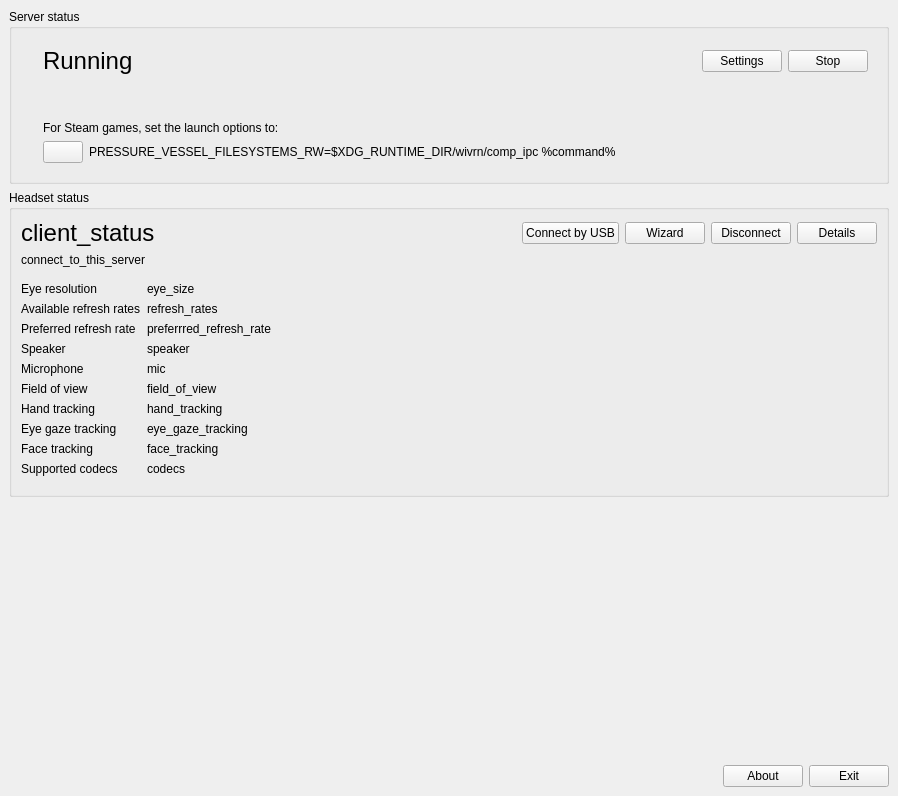
The window that dashboard/main_window.ui (WiVRn/WiVRn) describes before a commit, drawn with Qt 5.
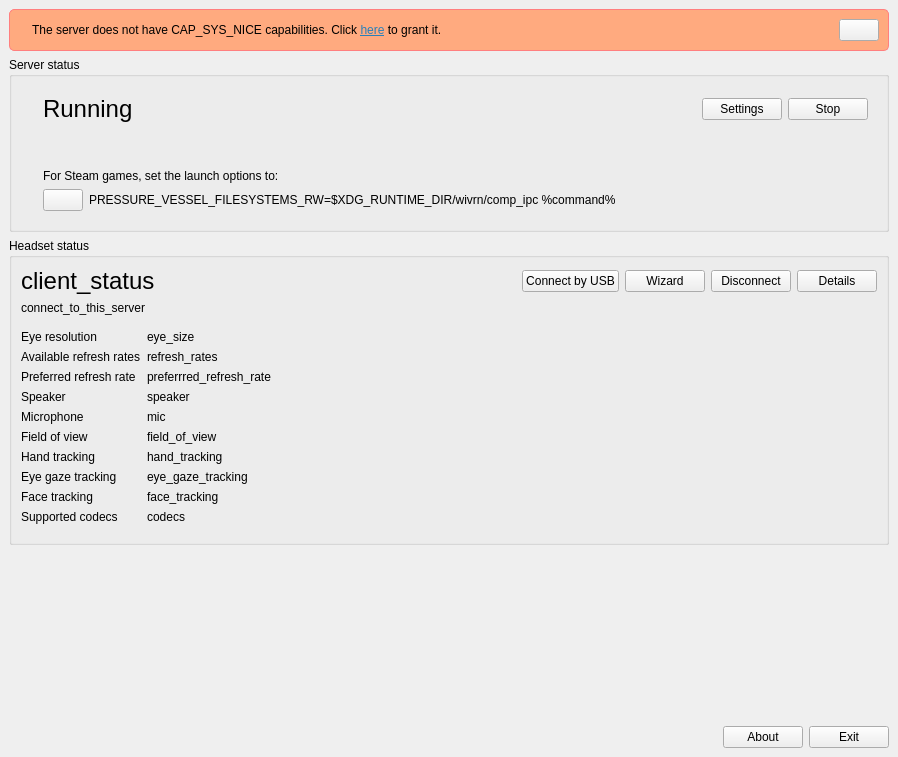
The same window after the commit. Icons and pictures are not drawn.

Commit message: Check if the server has CAP_SYS_NICE, allow user to grant it

The edit to the form file:
```diff
--- a/dashboard/main_window.ui
+++ b/dashboard/main_window.ui
@@ -7,7 +7,7 @@
     <x>0</x>
     <y>0</y>
     <width>898</width>
-    <height>796</height>
+    <height>757</height>
    </rect>
   </property>
   <property name="windowTitle">
@@ -18,7 +18,45 @@
     <normaloff>:/images/wivrn.svg</normaloff>:/images/wivrn.svg</iconset>
   </property>
   <widget class="QWidget" name="centralwidget">
-   <layout class="QVBoxLayout" name="verticalLayout_2" stretch="0,0,1,0">
+   <layout class="QVBoxLayout" name="verticalLayout_2" stretch="0,0,0,1,0">
+    <item>
+     <widget class="QFrame" name="banner_capsysnice">
+      <property name="styleSheet">
+       <string notr="true">#banner_capsysnice
+{
+background-color: rgb(255, 170, 127);
+border: 1px solid rgb(255, 127, 127);
+border-radius: 5px;
+}</string>
+      </property>
+      <property name="frameShape">
+       <enum>QFrame::Shape::Box</enum>
+      </property>
+      <layout class="QHBoxLayout" name="horizontalLayout_9" stretch="0,1,0">
+       <item>
+        <widget class="QLabel" name="banner_capsysnice_icon">
+         <property name="text">
+          <string/>
+         </property>
+        </widget>
+       </item>
+       <item>
+        <widget class="QLabel" name="banner_capsysnice_text">
+         <property name="text">
+          <string>&lt;html&gt;&lt;head/&gt;&lt;body&gt;&lt;p&gt;The server does not have CAP_SYS_NICE capabilities. Click &lt;a href=&quot;setcap&quot;&gt;&lt;span style=&quot; text-decoration: underline; color:#2980b9;&quot;&gt;here&lt;/span&gt;&lt;/a&gt; to grant it.&lt;/p&gt;&lt;/body&gt;&lt;/html&gt;</string>
+         </property>
+        </widget>
+       </item>
+       <item>
+        <widget class="QPushButton" name="banner_capsysnice_dismiss">
+         <property name="icon">
+          <iconset theme="QIcon::ThemeIcon::WindowClose"/>
+         </property>
+        </widget>
+       </item>
+      </layout>
+     </widget>
+    </item>
     <item>
      <widget class="QGroupBox" name="group_server">
       <property name="title">
```
Left out of the diff: 20 changed lines with no effect on the pictures. The commit also changes 6 other files.
